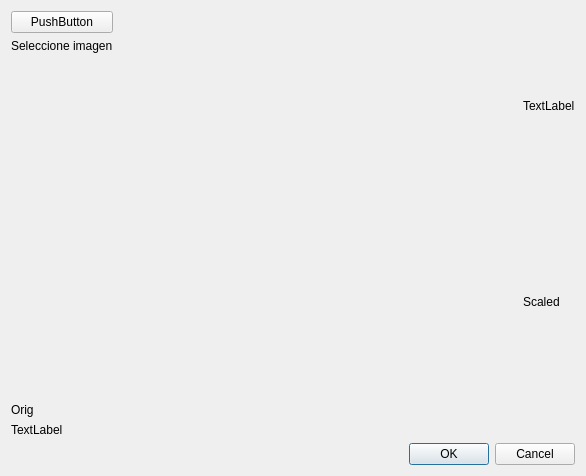
First picture: the form in Software/JarvisServer/common/qimageselectionwidget.ui, repository makespacemadrid/Jarvis, before the edit.
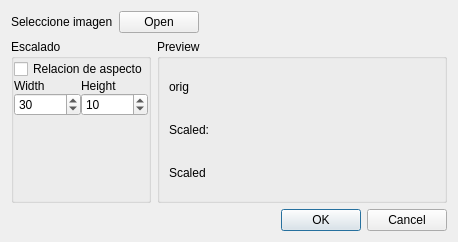
Second picture: the form after the edit.

What changed in the file:
```diff
--- a/Software/JarvisServer/common/qimageselectionwidget.ui
+++ b/Software/JarvisServer/common/qimageselectionwidget.ui
@@ -6,46 +6,32 @@
    <rect>
     <x>0</x>
     <y>0</y>
-    <width>586</width>
-    <height>476</height>
+    <width>458</width>
+    <height>242</height>
    </rect>
   </property>
   <property name="windowTitle">
    <string>Dialog</string>
   </property>
-  <layout class="QVBoxLayout" name="verticalLayout_4">
+  <layout class="QVBoxLayout" name="verticalLayout_3">
    <item>
     <layout class="QHBoxLayout" name="horizontalLayout">
+     <property name="sizeConstraint">
+      <enum>QLayout::SetMaximumSize</enum>
+     </property>
      <item>
-      <layout class="QVBoxLayout" name="verticalLayout">
-       <item>
-        <widget class="QPushButton" name="selectFileBtn">
-         <property name="text">
-          <string>PushButton</string>
-         </property>
-        </widget>
-       </item>
-       <item>
-        <widget class="QLabel" name="fileLabel">
-         <property name="text">
-          <string>Seleccione imagen</string>
-         </property>
-        </widget>
-       </item>
-       <item>
-        <spacer name="verticalSpacer">
-         <property name="orientation">
-          <enum>Qt::Vertical</enum>
-         </property>
-         <property name="sizeHint" stdset="0">
-          <size>
-           <width>20</width>
-           <height>40</height>
-          </size>
-         </property>
-        </spacer>
-       </item>
-      </layout>
+      <widget class="QLabel" name="fileLabel">
+       <property name="text">
+        <string>Seleccione imagen</string>
+       </property>
+      </widget>
+     </item>
+     <item>
+      <widget class="QPushButton" name="selectFileBtn">
+       <property name="text">
+        <string>Open</string>
+       </property>
+      </widget>
      </item>
      <item>
       <spacer name="horizontalSpacer">
@@ -60,40 +46,135 @@
        </property>
       </spacer>
      </item>
-     <item>
-      <layout class="QVBoxLayout" name="verticalLayout_2">
-       <item>
-        <widget class="QLabel" name="label_3">
-         <property name="text">
-          <string>TextLabel</string>
-         </property>
-        </widget>
-       </item>
-       <item>
-        <widget class="QLabel" name="scaledView">
-         <property name="text">
-          <string>Scaled</string>
-         </property>
-        </widget>
-       </item>
-      </layout>
-     </item>
     </layout>
    </item>
    <item>
-    <layout class="QVBoxLayout" name="verticalLayout_3">
+    <layout class="QHBoxLayout" name="horizontalLayout_3" stretch="1,5">
      <item>
-      <widget class="QLabel" name="originalgv">
-       <property name="text">
-        <string>Orig</string>
+      <widget class="QGroupBox" name="groupBox">
+       <property name="title">
+        <string>Escalado</string>
        </property>
+       <layout class="QVBoxLayout" name="verticalLayout_5">
+        <property name="spacing">
+         <number>0</number>
+        </property>
+        <property name="leftMargin">
+         <number>0</number>
+        </property>
+        <property name="topMargin">
+         <number>0</number>
+        </property>
+        <property name="rightMargin">
+         <number>0</number>
+        </property>
+        <property name="bottomMargin">
+         <number>0</number>
+        </property>
+        <item>
+         <widget class="QCheckBox" name="aspectRatioCheck">
+          <property name="text">
+           <string>Relacion de aspecto</string>
+          </property>
+         </widget>
+        </item>
+        <item>
+         <layout class="QHBoxLayout" name="horizontalLayout_2">
+          <property name="sizeConstraint">
+           <enum>QLayout::SetMaximumSize</enum>
+          </property>
+          <item>
+           <layout class="QVBoxLayout" name="verticalLayout">
+            <item>
+             <widget class="QLabel" name="label">
+              <property name="text">
+               <string>Width</string>
+              </property>
+             </widget>
+            </item>
+            <item>
+             <widget class="QSpinBox" name="widthSpin">
+              <property name="maximum">
+               <number>256</number>
+              </property>
+              <property name="value">
+               <number>30</number>
+              </property>
+             </widget>
+            </item>
+           </layout>
+          </item>
+          <item>
+           <layout class="QVBoxLayout" name="verticalLayout_4">
+            <item>
+             <widget class="QLabel" name="label_2">
+              <property name="text">
+               <string>Height</string>
+              </property>
+             </widget>
+            </item>
+            <item>
+             <widget class="QSpinBox" name="heightSpin">
+              <property name="maximum">
+               <number>256</number>
+              </property>
+              <property name="value">
+               <number>10</number>
+              </property>
+             </widget>
+            </item>
+           </layout>
+          </item>
+         </layout>
+        </item>
+        <item>
+         <spacer name="verticalSpacer">
+          <property name="orientation">
+           <enum>Qt::Vertical</enum>
+          </property>
+          <property name="sizeHint" stdset="0">
+           <size>
+            <width>20</width>
+            <height>40</height>
+           </size>
+          </property>
+         </spacer>
+        </item>
+       </layout>
       </widget>
      </item>
      <item>
-      <widget class="QLabel" name="origView">
-       <property name="text">
-        <string>TextLabel</string>
+      <widget class="QGroupBox" name="groupBox_2">
+       <property name="title">
+        <string>Preview</string>
        </property>
+       <layout class="QVBoxLayout" name="verticalLayout_2">
+        <item>
+         <widget class="QLabel" name="origView">
+          <property name="text">
+           <string>orig</string>
+          </property>
+         </widget>
+        </item>
+        <item>
+         <widget class="QLabel" name="label_5">
+          <property name="text">
+           <string>Scaled:</string>
+          </property>
+         </widget>
+        </item>
+        <item>
+         <widget class="QLabel" name="scaledView">
+          <property name="text">
+           <string>Scaled</string>
+          </property>
+         </widget>
+        </item>
+       </layout>
+       <zorder>scaledView</zorder>
+       <zorder>scaledView</zorder>
+       <zorder>origView</zorder>
+       <zorder>label_5</zorder>
       </widget>
      </item>
     </layout>
```
Left out of the diff: 4 changed lines with no effect on the pictures.
